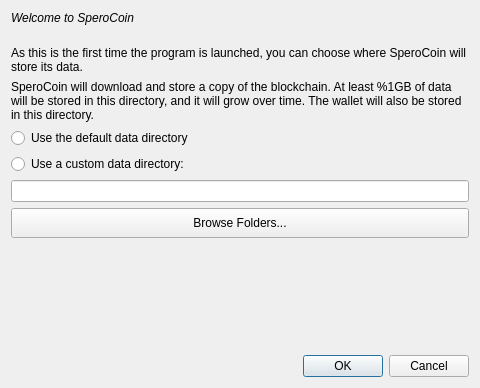
Above: src/qt/forms/intro.ui from LightBurdenOfficial/SperoCoin_Android before the change. Below: the same form after it.
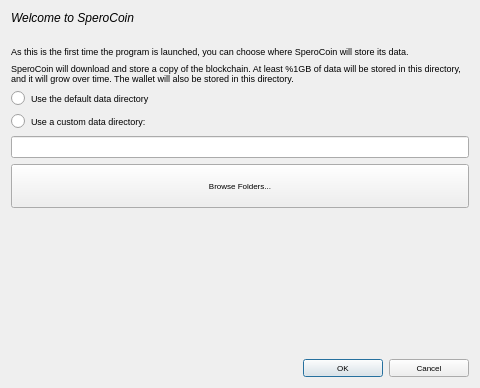
That is the form after the change.

Patch:
```diff
--- a/src/qt/forms/intro.ui
+++ b/src/qt/forms/intro.ui
@@ -45,6 +45,11 @@
    </item>
    <item row="2" column="0" colspan="2">
     <widget class="QLabel" name="label_4">
+     <property name="font">
+      <font>
+       <pointsize>7</pointsize>
+      </font>
+     </property>
      <property name="text">
       <string>As this is the first time the program is launched, you can choose where SperoCoin will store its data.</string>
      </property>
@@ -55,6 +60,11 @@
    </item>
    <item row="3" column="0" colspan="2">
     <widget class="QLabel" name="sizeWarningLabel">
+     <property name="font">
+      <font>
+       <pointsize>7</pointsize>
+      </font>
+     </property>
      <property name="text">
       <string>SperoCoin will download and store a copy of the blockchain. At least %1GB of data will be stored in this directory, and it will grow over time. The wallet will also be stored in this directory.</string>
      </property>
@@ -65,6 +75,11 @@
    </item>
    <item row="4" column="0" colspan="2">
     <widget class="QRadioButton" name="dataDirDefault">
+     <property name="font">
+      <font>
+       <pointsize>7</pointsize>
+      </font>
+     </property>
      <property name="text">
       <string>Use the default data directory</string>
      </property>
@@ -72,6 +87,11 @@
    </item>
    <item row="5" column="0" colspan="2">
     <widget class="QRadioButton" name="dataDirCustom">
+     <property name="font">
+      <font>
+       <pointsize>7</pointsize>
+      </font>
+     </property>
      <property name="text">
       <string>Use a custom data directory:</string>
      </property>
@@ -80,7 +100,13 @@
    <item row="6" column="0" colspan="2">
     <layout class="QHBoxLayout" name="horizontalLayout_2">
      <item>
-      <widget class="QLineEdit" name="dataDirectory"/>
+      <widget class="QLineEdit" name="dataDirectory">
+       <property name="font">
+        <font>
+         <pointsize>6</pointsize>
+        </font>
+       </property>
+      </widget>
      </item>
     </layout>
    </item>
@@ -92,6 +118,11 @@
        <verstretch>0</verstretch>
       </sizepolicy>
      </property>
+     <property name="font">
+      <font>
+       <pointsize>6</pointsize>
+      </font>
+     </property>
      <property name="text">
       <string/>
      </property>
@@ -108,6 +139,11 @@
        <verstretch>0</verstretch>
       </sizepolicy>
      </property>
+     <property name="font">
+      <font>
+       <pointsize>6</pointsize>
+      </font>
+     </property>
      <property name="textFormat">
       <enum>Qt::RichText</enum>
      </property>
@@ -131,6 +167,11 @@
    </item>
    <item row="11" column="0" colspan="2">
     <widget class="QDialogButtonBox" name="buttonBox">
+     <property name="font">
+      <font>
+       <pointsize>6</pointsize>
+      </font>
+     </property>
      <property name="orientation">
       <enum>Qt::Horizontal</enum>
      </property>
@@ -153,6 +194,11 @@
        <height>16777215</height>
       </size>
      </property>
+     <property name="font">
+      <font>
+       <pointsize>6</pointsize>
+      </font>
+     </property>
      <property name="text">
       <string notr="true">Browse Folders...</string>
      </property>
```
